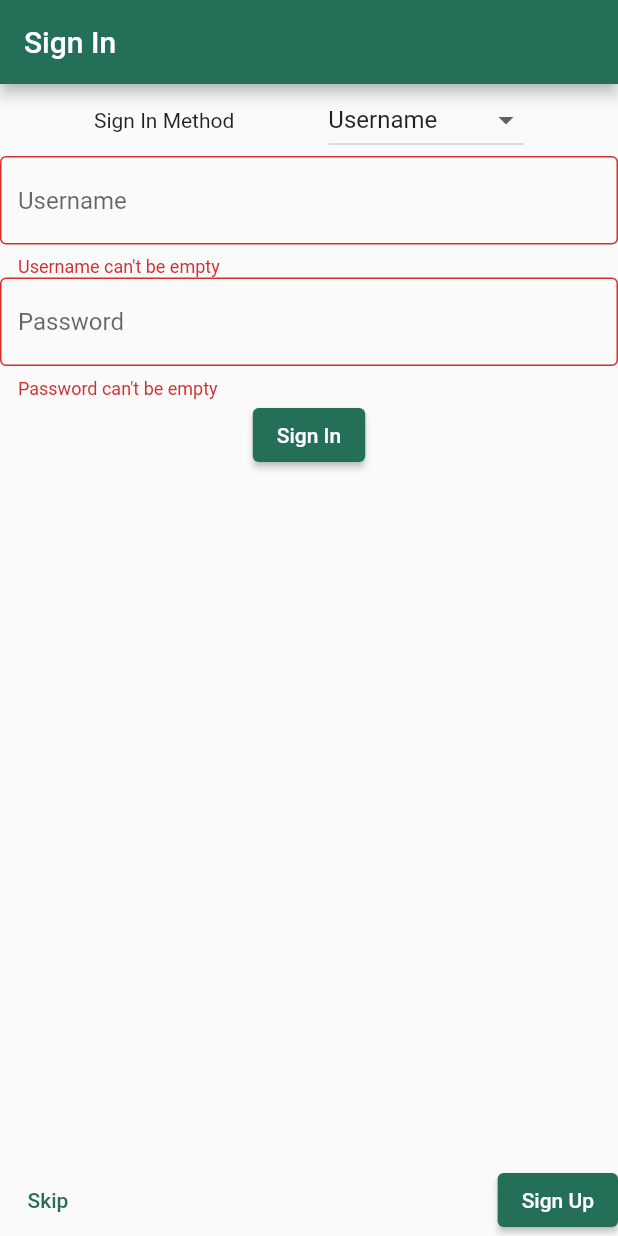
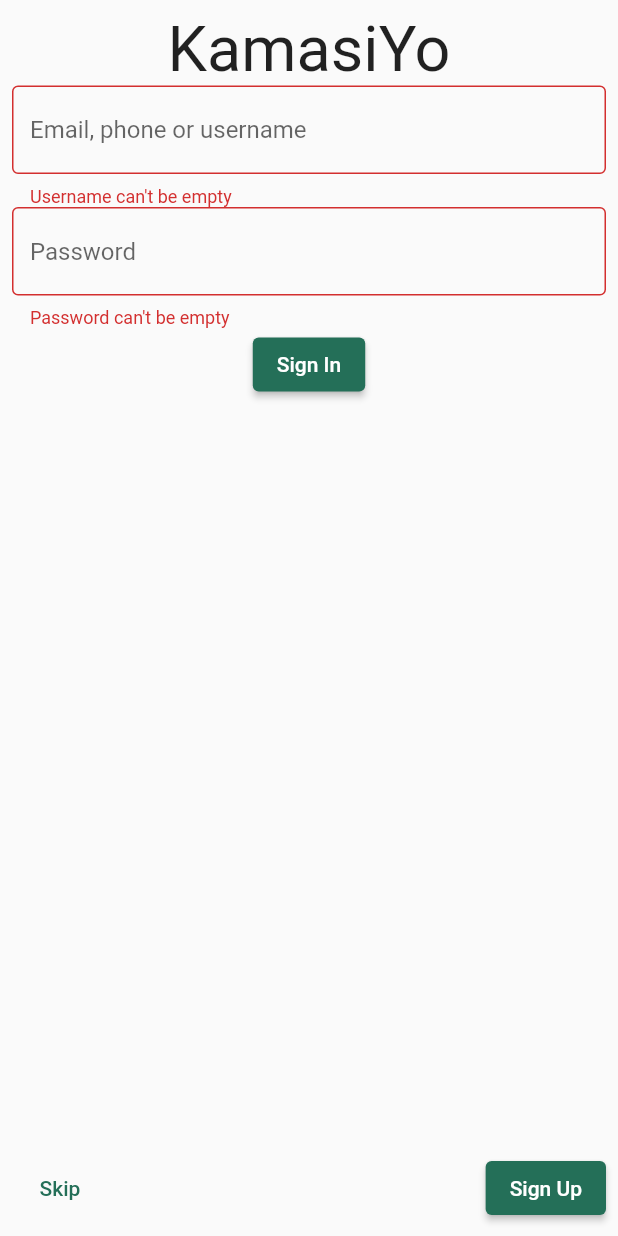
Before and after one commit to michaelzewdu/smuni, a Flutter app: the screen it shows after launch, after a tap on "Sign In", on a phone screen of 412 x 824 dp. Run offline on Flutter 3.47's test engine with Material 2 defaults, Android fonts, the phone set to English and light mode, and no system bars; our stand-ins replace bloc, firebase_core, flutter_bloc, sqflite; missing offline and left inert: jwt_decode; accounts and stored records are empty.

Commit message:
PATCH: Sign in page uses the same textformfield for email, phone and username. Also this is a merge commit.

```diff
--- a/lib/screens/Category/category_list_page.dart
+++ b/lib/screens/Category/category_list_page.dart
@@ -4,6 +4,7 @@ import 'package:smuni/blocs/category_list_page.dart';
 import 'package:smuni/repositories/repositories.dart';
 import 'package:smuni/widgets/widgets.dart';
 
+import '../../constants.dart';
 import 'category_details_page.dart';
 import 'category_edit_page.dart';
 
@@ -60,6 +61,9 @@ class _CategoryListPageState extends State<CategoryListPage> {
   @override
   Widget build(BuildContext context) => Scaffold(
         appBar: AppBar(
+          backgroundColor: semuni50,
+          foregroundColor: Colors.black,
+          shadowColor: Colors.transparent,
           title: widget.showingArchivedOnly
               ? const Text("Archived Categories")
               : const Text("Categories"),
--- a/lib/screens/Expense/expense_list_page.dart
+++ b/lib/screens/Expense/expense_list_page.dart
@@ -6,6 +6,7 @@ import 'package:smuni/repositories/repositories.dart';
 import 'package:smuni/utilities.dart';
 import 'package:smuni/widgets/expense_list_view.dart';
 
+import '../../constants.dart';
 import 'expense_edit_page.dart';
 
 class ExpenseListPage extends StatefulWidget {
@@ -40,6 +41,9 @@ class _ExpenseListPageState extends State<ExpenseListPage> {
   @override
   Widget build(BuildContext context) => Scaffold(
         appBar: AppBar(
+          backgroundColor: semuni50,
+          foregroundColor: Colors.black,
+          shadowColor: Colors.transparent,
           title: const Text("Expenses"),
         ),
         body: BlocBuilder<ExpenseListPageBloc, ExpenseListPageBlocState>(
--- a/lib/screens/auth/sign_in_page.dart
+++ b/lib/screens/auth/sign_in_page.dart
@@ -1,6 +1,6 @@
+import 'package:firebase_core/firebase_core.dart';
 import 'package:flutter/material.dart';
 import 'package:flutter_bloc/flutter_bloc.dart';
-
 import 'package:smuni/blocs/blocs.dart';
 import 'package:smuni/screens/home_screen.dart';
 import 'package:smuni/utilities.dart';
@@ -21,13 +21,29 @@ class SignInPage extends StatefulWidget {
 class _SignInPageState extends State<SignInPage> {
   final _formKey = GlobalKey<FormState>();
 
-  var _method = SignInMethod.username;
+  var _method = SignInMethod.email;
+  String? _userIdentity;
   String? _username;
   String? _email;
   String? _phoneNumber;
   String? _password;
 
   bool _awaitingOp = false;
+
+  @override
+  void initState() {
+    // TODO: implement initState
+    super.initState();
+    _awaitingOp = true;
+
+    initializeFirebase();
+    _awaitingOp = false;
+    setState(() {});
+  }
+
+  void initializeFirebase() async {
+    await Firebase.initializeApp();
+  }
 
   @override
   Widget build(BuildContext context) => BlocListener<AuthBloc, AuthBlocState>(
@@ -41,18 +57,19 @@ class _SignInPageState extends State<SignInPage> {
           }
         },
         child: Scaffold(
-          appBar: AppBar(
-            title:
-                _awaitingOp ? const Text("Loading...") : const Text("Sign In"),
-          ),
-          body: Form(
+          body: SafeArea(
+            child: Form(
               key: _formKey,
+              child: Padding(
+                padding: const EdgeInsets.all(8.0),
                 child: Column(
                   children: <Widget>[
+                    /*
                     Row(
                       mainAxisAlignment: MainAxisAlignment.spaceEvenly,
                       children: [
                         Text("Sign In Method"),
+
                         DropdownButton(
                           value: _method,
                           onChanged: (v) =>
@@ -74,57 +91,58 @@ class _SignInPageState extends State<SignInPage> {
                       ],
                     ),
 
-                if (_method == SignInMethod.username)
+                     */
+                    Text(
+                      'KamasiYo',
+                      textScaleFactor: 3,
+                    ),
+                    // if (_method == SignInMethod.username)
                     TextFormField(
                       enabled: !_awaitingOp,
-                    initialValue: _username,
-                    onSaved: (value) => setState(() => _username = value!),
+                      initialValue: _userIdentity,
+                      onSaved: (value) {
+                        setState(() => _userIdentity = value!);
+                      },
                       validator: (value) {
                         // TODO: username validation
                         if (value == null || value.isEmpty) {
                           return "Username can't be empty";
                         }
+                        if (value.contains('@')) {
+                          print('This is an email');
+                          _method = SignInMethod.email;
+                          _email = _userIdentity;
+                        } else if (RegExp(r'^[0-9]+$').hasMatch(value) ||
+                            value.contains('+')) {
+                          print('This is a phone number');
+                          _method = SignInMethod.phoneNumber;
+                          _phoneNumber = _userIdentity;
+                        } else {
+                          print('This is a username');
+                          _method = SignInMethod.username;
+                          _username = _userIdentity;
+                        }
+                        /*
+                          if (RegExp(
+                                  r"^[a-zA-Z0-9.a-zA-Z0-9.!#$%&'*+-/=?^_`{|}~]+@[a-zA-Z0-9]+\.[a-zA-Z]+")
+                              .hasMatch(value)) {
+                            print('it is an email');
+                            // _email = value;
+                          }
+                          if (RegExp(r"/^[A-Za-z0-9]+(?:[_-][A-Za-z0-9]+)*$/")
+                              .hasMatch(value)) {
+                            print('This is a username');
+                          }
+
+                           */
                       },
                       decoration: InputDecoration(
                         border: const OutlineInputBorder(),
-                      hintText: "Username",
+                        hintText: "Email, phone or username",
                         helperText: "Username",
                       ),
                     ),
-                if (_method == SignInMethod.email)
-                  TextFormField(
-                    enabled: !_awaitingOp,
-                    initialValue: _email,
-                    onSaved: (value) => setState(() => _email = value!),
-                    validator: (value) {
-                      // TODO: email validation
-                      if (value == null || value.isEmpty) {
-                        return "Email can't be empty";
-                      }
-                    },
-                    decoration: InputDecoration(
-                      border: const OutlineInputBorder(),
-                      hintText: "Email",
-                      helperText: "Email",
-                    ),
-                  ),
-                if (_method == SignInMethod.phoneNumber)
-                  TextFormField(
-                    enabled: !_awaitingOp,
-                    initialValue: _phoneNumber,
-                    onSaved: (value) => setState(() => _phoneNumber = value!),
-                    validator: (value) {
-                      // TODO: phoneNumber validation
-                      if (value == null || value.isEmpty) {
-                        return "Phone Number can't be empty";
-                      }
-                    },
-                    decoration: InputDecoration(
-                      border: const OutlineInputBorder(),
-                      hintText: "Phone Number",
-                      helperText: "Phone Numbe",
-                    ),
-                  ),
+
                     TextFormField(
                       enabled: !_awaitingOp,
                       initialValue: _password,
@@ -151,7 +169,8 @@ class _SignInPageState extends State<SignInPage> {
                                 context.read<AuthBloc>().add(
                                       SignIn(
                                         method: _method,
-                                    identifier: _method == SignInMethod.email
+                                        identifier: _method ==
+                                                SignInMethod.email
                                             ? _email!
                                             : _method == SignInMethod.username
                                                 ? _username!
@@ -163,20 +182,25 @@ class _SignInPageState extends State<SignInPage> {
                                         password: _password!,
                                         onSuccess: () {
                                           setState(() => _awaitingOp = false);
-                                      context.read<UserBloc>().add(LoadUser());
+                                          context
+                                              .read<UserBloc>()
+                                              .add(LoadUser());
                                         },
                                         onError: (err) {
                                           setState(() => _awaitingOp = false);
                                           ScaffoldMessenger.of(context)
                                               .showSnackBar(
                                             SnackBar(
-                                          content: err is ConnectionException
+                                              content: err
+                                                      is ConnectionException
                                                   ? Text('Connection Failed')
                                                   : err is CredentialsRejected
-                                                  ? Text('Credentials Rejected')
+                                                      ? Text(
+                                                          'Credentials Rejected')
                                                       : Text(
                                                           'Unknown Error Occured'),
-                                          behavior: SnackBarBehavior.floating,
+                                              behavior:
+                                                  SnackBarBehavior.floating,
                                               duration: Duration(seconds: 2),
                                             ),
                                           );
@@ -211,5 +235,7 @@ class _SignInPageState extends State<SignInPage> {
                 ),
               ),
             ),
+          ),
+        ),
       );
 }
--- a/pubspec.yaml
+++ b/pubspec.yaml
@@ -31,8 +31,8 @@ dependencies:
   path: ^1.8.0
   http: ^0.13.3
   google_fonts: ^2.1.0
-  # firebase_core: ^1.8.0
-  # firebase_auth: ^3.1.4
+  firebase_core: ^1.10.0
+  firebase_auth: ^3.2.0
   smuni_api_client:
     path: packages/smuni_api_client
 
@@ -40,6 +40,7 @@ dependencies:
   # Use with the CupertinoIcons class for iOS style icons.
   cupertino_icons: ^1.0.3
   jwt_decode: ^0.3.1
+  phone_number: ^0.12.0+1
 
 dev_dependencies:
   lints: ^1.0.0
```
Also changed, not shown: lib/screens/Budget/budget_edit_page.dart (+21 -5 lines), lib/screens/settings_page.dart (+7 -4 lines), lib/widgets/category_list_view.dart (+24 -1 lines), lib/screens/constants_for_localization.dart (renamed from lib/screens/constants.dart), pubspec.lock. Lines whose indentation alone changed are shown as unchanged.
